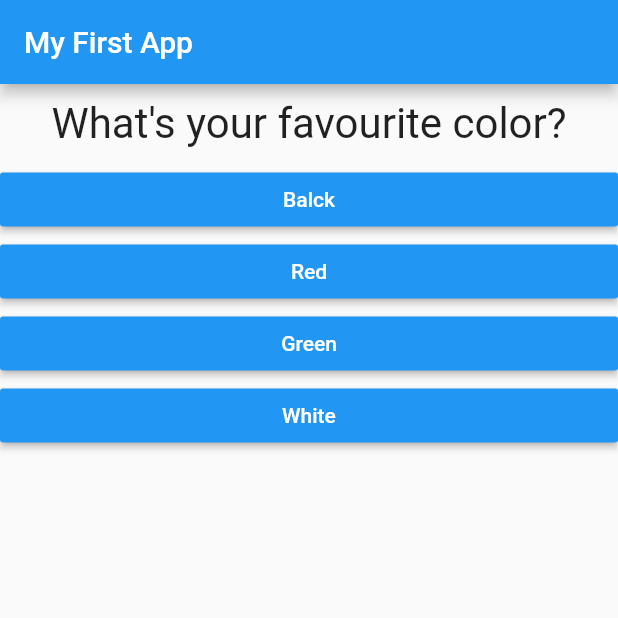
After one commit to GeorgeYZJ/FlutterStudy, a Flutter app: the screen it shows after launch, on a phone screen of 412 x 824 dp, the top half of it. The commit adds this screen. Run offline on Flutter 3.47's test engine with Material 2 defaults, Android fonts, the phone set to English and light mode, and no system bars.

Commit message:
course50

```diff
--- a/lib/main.dart
+++ b/lib/main.dart
@@ -1,7 +1,7 @@
 import 'package:flutter/material.dart';
 import 'package:flutter/rendering.dart';
-import './question.dart';
-import './answer.dart';
+import './quiz.dart';
+import './result.dart';
 
 //void main() {
 //  runApp(MyApp());
@@ -18,7 +18,7 @@ class MyApp extends StatefulWidget {
 }
 
 class _MyAppState extends State<MyApp> {
-  final questions = const [
+  final _questions = const [
     {
       'questionText': 'What\'s your favourite color?',
       'answers': ['Balck', 'Red', 'Green', 'White'],
@@ -38,33 +38,27 @@ class _MyAppState extends State<MyApp> {
       _questionIndex = _questionIndex + 1;
     });
     print('Anwser ${_questionIndex} chosen!');
-    if (_questionIndex < questions.length) {
+    if (_questionIndex < _questions.length) {
       print('We have more questions!');
     } else {
       print('No more question!');
     }
   }
 
-
   @override
   Widget build(BuildContext context) {
-
     return MaterialApp(
       home: Scaffold(
         appBar: AppBar(
           title: Text('My First App'),
         ),
-          body: _questionIndex < questions.length ? Column(
-            children: [
-              Question(
-                questions[_questionIndex]['questionText'],
-              ),
-              ...(questions[_questionIndex]['answers'] as List<String>) //a first level list
-                  .map((answer) {
-                return Answer(_answerQuestion, answer);
-              }).toList()
-            ],
-          ) : Center(child: Text('You did it!'),),
+        body: _questionIndex < _questions.length
+            ? Quiz(
+                answerQuestion: _answerQuestion,
+                questionIndex: _questionIndex,
+                questions: _questions,
+              )
+            : Result(),
       ),
     );
   }
--- /dev/null
+++ b/lib/quiz.dart
@@ -0,0 +1,30 @@
+import 'package:flutter/material.dart';
+import './question.dart';
+import './answer.dart';
+
+class Quiz extends StatelessWidget {
+  final List<Map<String, Object>> questions;
+  final int questionIndex;
+  final Function answerQuestion;
+
+  Quiz(
+      {@required this.questions,
+      @required this.answerQuestion,
+      @required this.questionIndex});
+
+  @override
+  Widget build(BuildContext context) {
+    return Column(
+      children: [
+        Question(
+          questions[questionIndex]['questionText'],
+        ),
+        ...(questions[questionIndex]['answers']
+                as List<String>) //a first level list
+            .map((answer) {
+          return Answer(answerQuestion, answer);
+        }).toList()
+      ],
+    );
+  }
+}
```
Also changed, not shown: lib/result.dart (added, +10 -0 lines). Lines whose indentation alone changed are shown as unchanged.
